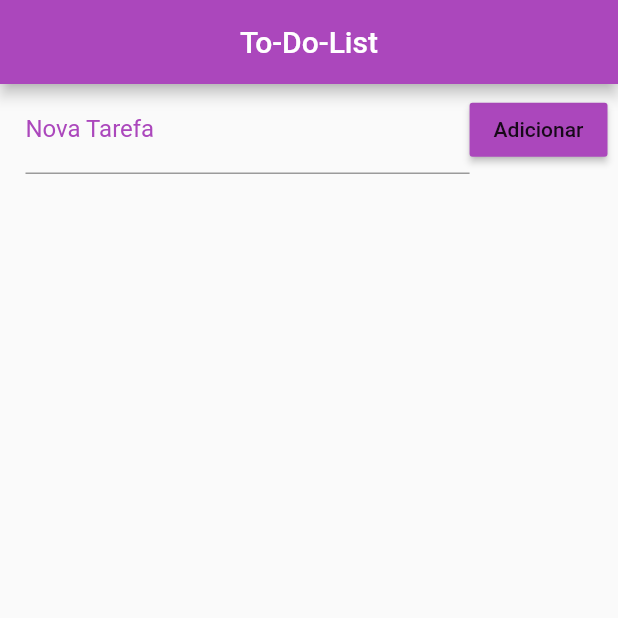
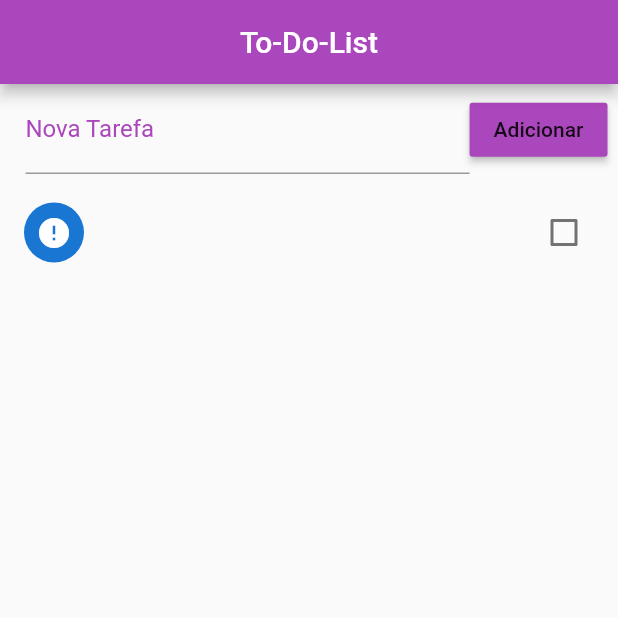
Before and after one commit to Livcrst/Projeto-PLP-UFAL, a Flutter app: the screen it shows after launch, after a tap on "Adicionar", on a phone screen of 412 x 824 dp, the top half of it. Run offline on Flutter 3.47's test engine with Material 2 defaults, Android fonts, the phone set to English and light mode, and no system bars.

Commit message:
PLP project

```diff
--- a/flutter_application_1/lib/main.dart
+++ b/flutter_application_1/lib/main.dart
@@ -17,8 +17,36 @@ class Home extends StatefulWidget {
 }
 
 class _HomeState extends State<Home> {
+  final _toDoController = TextEditingController();
+
   List _toDoList = [];
-  void _addToDo() {}
+
+  Map<String, dynamic> _lastRemoved = Map();
+  int _lastRemovedPos = 0;
+
+/*
+  @override
+  void initState() {
+    super.initState();
+
+    _readData().then((data) {
+      setState(() {
+        _toDoList = json.decode(data);
+      });
+    });
+  }
+*/
+  void _addToDo() {
+    setState(() {
+      Map<String, dynamic> newToDo = Map();
+      newToDo['title'] = _toDoController.text;
+      _toDoController.text = '';
+      newToDo['ok'] = false;
+      _toDoList.add(newToDo);
+      // _saveData();
+    });
+  }
+
   @override
   Widget build(BuildContext context) {
     return Scaffold(
@@ -35,6 +63,7 @@ class _HomeState extends State<Home> {
               children: <Widget>[
                 Expanded(
                   child: TextField(
+                    controller: _toDoController,
                     decoration: InputDecoration(
                       labelText: 'Nova Tarefa',
                       labelStyle: TextStyle(color: Colors.purple.shade400),
@@ -44,36 +73,77 @@ class _HomeState extends State<Home> {
                 RaisedButton(
                   color: Colors.purple.shade400,
                   child: Text('Adicionar'),
-                  onPressed: () {},
+                  onPressed: _addToDo,
                 ),
               ],
             ),
           ),
           Expanded(
             child: ListView.builder(
-              padding: EdgeInsets.only(top: 10.0),
-              itemCount: _toDoList.length,
-              itemBuilder: (context, index) {
-                return CheckboxListTile(
-                  title: Text(_toDoList[index]['title']),
-                  value: _toDoList[index]['ok'],
-                  secondary: CircleAvatar(
-                    child: Icon(
-                        _toDoList[index]['ok'] ? Icons.check : Icons.error),
-                  ),
-                  // onChanged: (){},
-                );
-              },
-            ),
+                padding: EdgeInsets.only(top: 10.0),
+                itemCount: _toDoList.length,
+                itemBuilder: buildItem),
           ),
         ],
       ),
     );
   }
 
+  Widget buildItem(context, index) {
+    return Dismissible(
+      key: Key(DateTime.now().millisecondsSinceEpoch.toString()),
+      background: Container(
+        color: Colors.red,
+        child: Align(
+          alignment: Alignment(-0.9, 0.0),
+          child: Icon(
+            Icons.delete,
+            color: Colors.white,
+          ),
+        ),
+      ),
+      direction: DismissDirection.startToEnd,
+      child: CheckboxListTile(
+        title: Text(_toDoList[index]['title']),
+        value: _toDoList[index]['ok'],
+        secondary: CircleAvatar(
+          child: Icon(_toDoList[index]['ok'] ? Icons.check : Icons.error),
+        ),
+        onChanged: (c) {
+          setState(() {
+            _toDoList[index]['ok'] = c;
+            // _saveData();
+          });
+        },
+      ),
+      onDismissed: (direction) {
+        setState(() {
+          _lastRemoved = Map.from(_toDoList[index]);
+          _lastRemoved = index;
+          _toDoList.removeAt(index);
+
+          _saveData();
+
+          final snack = SnackBar(
+            content: Text('Tarefa \"${_lastRemoved['title']}\" removida'),
+            action: SnackBarAction(
+              label: 'Desfazer',
+              onPressed: () {
+                setState(() {
+                  _toDoList.insert(_lastRemovedPos, _lastRemoved);
+                  // _saveData();
+                });
+              },
+            ),
+          );
+        });
+      },
+    );
+  }
+
   Future<File> _getFile() async {
     final directory = await getApplicationDocumentsDirectory();
-    return File("{directory.path}/data.json");
+    return File("${directory.path}/data.json");
   }
 
   Future<File> _saveData() async {
@@ -87,7 +157,7 @@ class _HomeState extends State<Home> {
       final file = await _getFile();
       return file.readAsString();
     } catch (e) {
-      return 'null';
+      return 'teste';
     }
   }
 }
```
